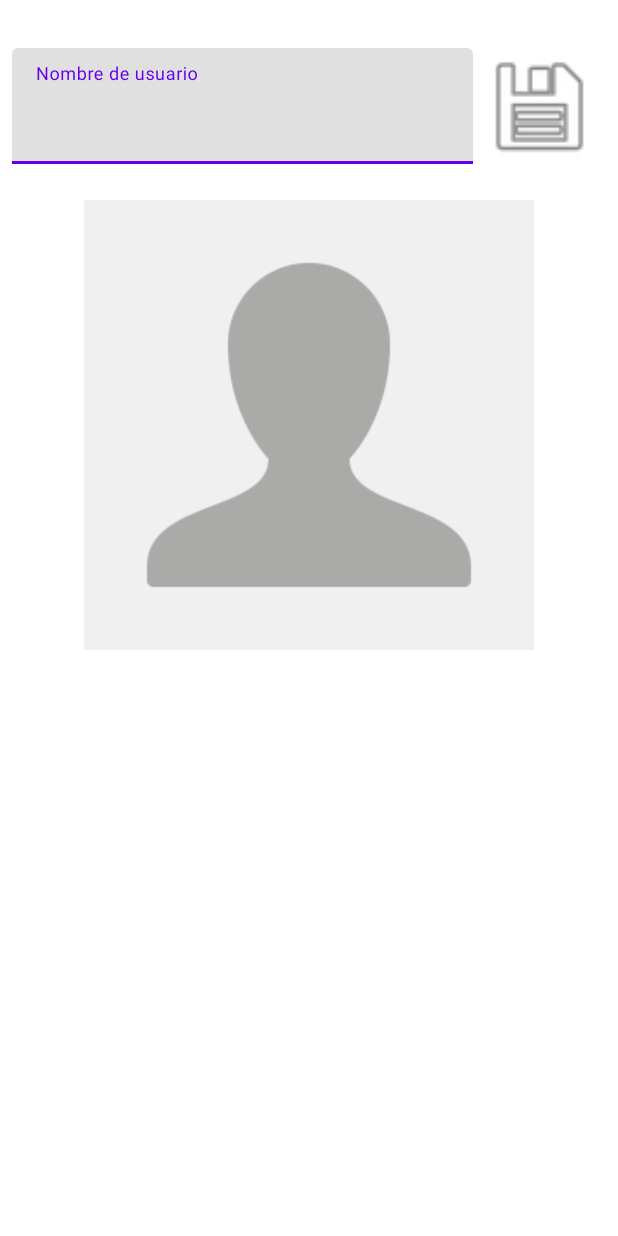
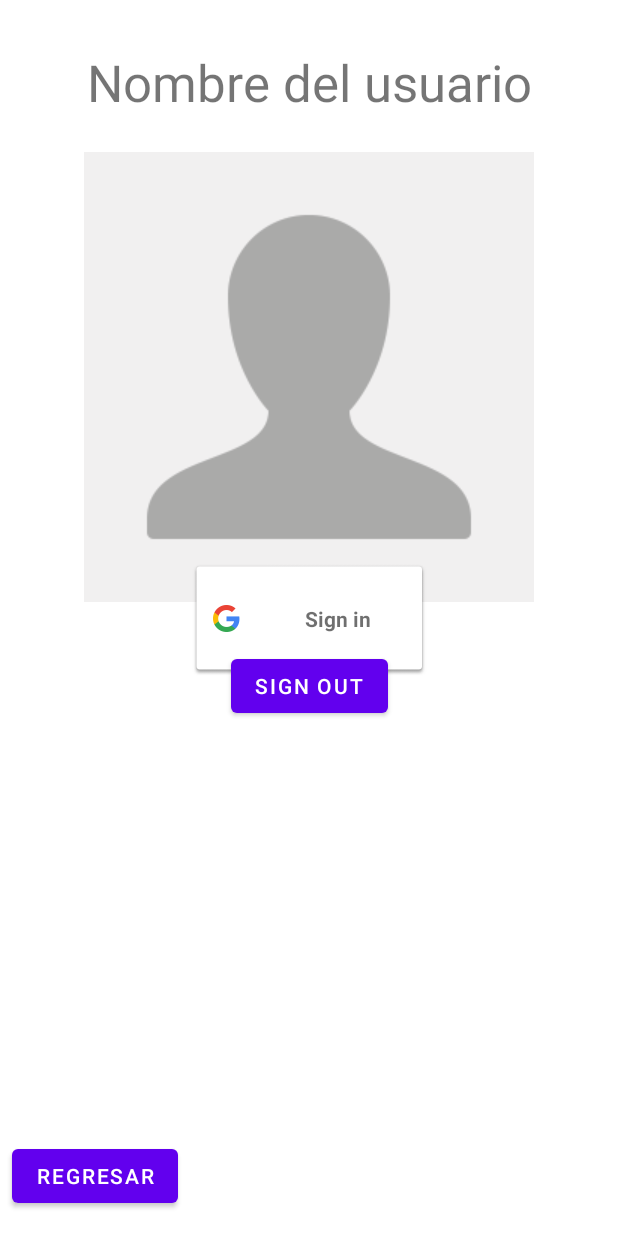
Before and after one commit to JulioLugo00/GestorDeViajes, an Android app: the layout fragment_usuario.xml on its own in the app's theme, with its tools: preview values and no code run, on a phone screen of 412 x 824 dp. Run offline under Robolectric (Android 15) with nearby library versions, the phone set to English and light mode, and no system bars.

Commit message:
corrección pantalla usuario

```diff
--- a/app/src/main/res/layout/activity_usuario.xml
+++ b/app/src/main/res/layout/activity_usuario.xml
@@ -18,21 +18,13 @@
         app:layout_constraintStart_toStartOf="parent"
         app:layout_constraintTop_toTopOf="parent">
 
-        <LinearLayout
+        <TextView
+            android:id="@+id/textView3"
             android:layout_width="match_parent"
-            android:layout_height="match_parent"
-            android:orientation="horizontal">
-
-            <TextView
-                android:id="@+id/textView2"
-                android:layout_width="wrap_content"
-                android:layout_height="wrap_content"
-                android:layout_weight="1"
-                android:text="Nombre del usuario"
-                android:textAlignment="center"
-                android:textSize="34sp" />
-
-        </LinearLayout>
+            android:layout_height="wrap_content"
+            android:text="Nombre del usuario"
+            android:textAlignment="center"
+            android:textSize="34sp" />
 
     </LinearLayout>
 
--- a/app/src/main/res/layout/fragment_usuario.xml
+++ b/app/src/main/res/layout/fragment_usuario.xml
@@ -17,35 +17,13 @@
         app:layout_constraintStart_toStartOf="parent"
         app:layout_constraintTop_toTopOf="parent">
 
-        <LinearLayout
+        <TextView
+            android:id="@+id/textView2"
             android:layout_width="match_parent"
-            android:layout_height="77dp"
-            android:orientation="horizontal">
-
-            <com.google.android.material.textfield.TextInputLayout
-                android:layout_width="307dp"
-                android:layout_height="match_parent">
-
-                <com.google.android.material.textfield.TextInputEditText
-                    android:layout_width="match_parent"
-                    android:layout_height="match_parent"
-                    android:hint="Nombre de usuario"
-                    android:textSize="24sp"
-                    tools:ignore="TouchTargetSizeCheck" />
-
-            </com.google.android.material.textfield.TextInputLayout>
-
-            <ImageButton
-                android:id="@+id/imageButton"
-                android:layout_width="wrap_content"
-                android:layout_height="match_parent"
-                android:layout_weight="1"
-                android:background="#00FFFFFF"
-                android:scaleType="fitCenter"
-                app:srcCompat="@android:drawable/ic_menu_save"
-                tools:ignore="SpeakableTextPresentCheck,TouchTargetSizeCheck" />
-        </LinearLayout>
-
+            android:layout_height="wrap_content"
+            android:text="Nombre del usuario"
+            android:textAlignment="center"
+            android:textSize="34sp" />
     </LinearLayout>
 
     <ImageView
@@ -58,4 +36,34 @@
         app:layout_constraintTop_toBottomOf="@+id/linearLayout3"
         app:srcCompat="@drawable/default_profile" />
 
+    <com.google.android.gms.common.SignInButton
+        android:id="@+id/btnSignIn"
+        android:layout_width="159dp"
+        android:layout_height="77dp"
+        android:text="Sign In"
+        app:layout_constraintBottom_toBottomOf="parent"
+        app:layout_constraintEnd_toEndOf="parent"
+        app:layout_constraintStart_toStartOf="parent"
+        app:layout_constraintTop_toTopOf="parent" />
+
+    <Button
+        android:id="@+id/btnRegresar2"
+        android:layout_width="wrap_content"
+        android:layout_height="wrap_content"
+        android:layout_marginStart="8dp"
+        android:layout_marginBottom="16dp"
+        android:text="Regresar"
+        app:layout_constraintBottom_toBottomOf="parent"
+        app:layout_constraintStart_toStartOf="parent" />
+
+    <Button
+        android:id="@+id/btnSignOut2"
+        android:layout_width="wrap_content"
+        android:layout_height="wrap_content"
+        android:layout_marginTop="32dp"
+        android:text="Sign Out"
+        app:layout_constraintEnd_toEndOf="parent"
+        app:layout_constraintStart_toStartOf="parent"
+        app:layout_constraintTop_toBottomOf="@+id/imageView6" />
+
 </androidx.constraintlayout.widget.ConstraintLayout>
```
